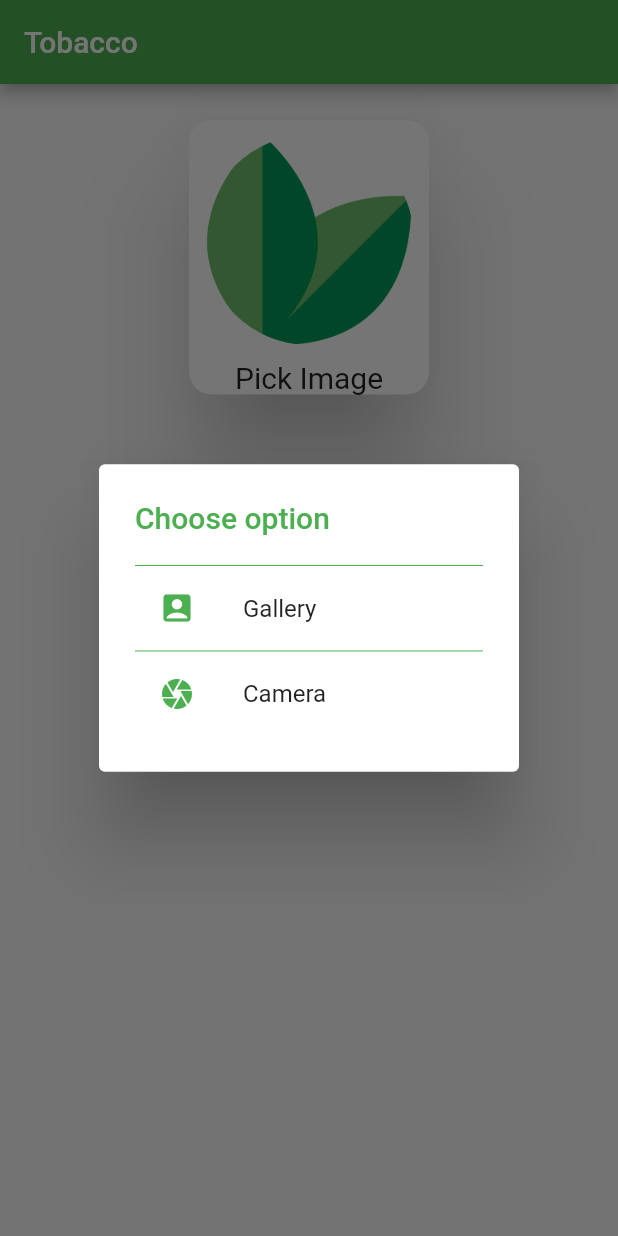
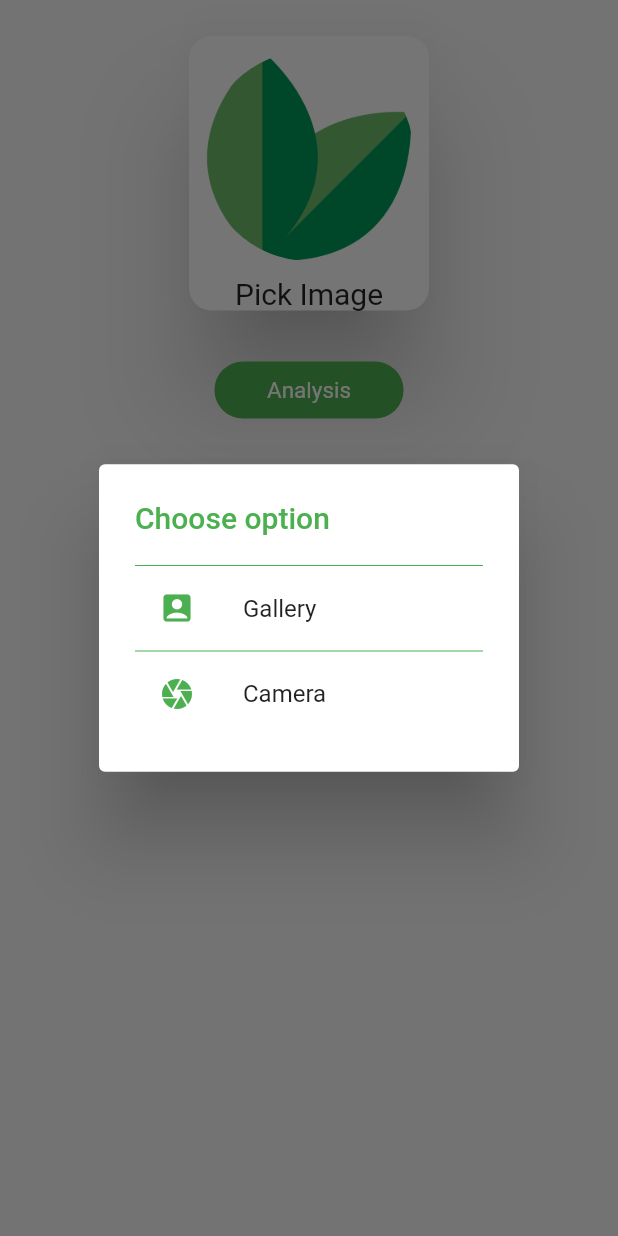
Before and after one commit to erenkaraboga/TobaccoApp, a Flutter app: the PostData screen opened directly, after a tap on "Pick Image", on a phone screen of 412 x 824 dp. Run offline on Flutter 3.47's test engine with Material 2 defaults, Android fonts, the phone set to English and light mode, and no system bars; our stand-ins replace curved_navigation_bar, dio, focused_menu, image_picker, syncfusion_flutter_charts; missing offline and left inert: cloudinary_sdk; network calls fail.

```diff
--- a/lib/view/DetailPage.dart
+++ b/lib/view/DetailPage.dart
@@ -1,13 +1,8 @@
-
 
 import 'package:flutter/material.dart';
-
 import 'package:syncfusion_flutter_charts/charts.dart';
-import 'package:syncfusion_flutter_charts/sparkcharts.dart';
-
 import '../model/DatabaseModel.dart';
 class DetailPage extends StatefulWidget {
-
   DetailPage({Key? key, required this.details}) : super(key: key);
   final List<LeafDetails>? details;
   @override
--- a/lib/view/PostImage.dart
+++ b/lib/view/PostImage.dart
@@ -13,16 +13,101 @@ class PostData extends StatefulWidget {
 }
 class _PostDataState extends State<PostData> {
   late RequestService serviceHelper;
-
   double? CCT=0.0;
   String? textCCT="__";
-
   String? url ="";
   File? image;
   final scaffoldKey = GlobalKey<ScaffoldState>();
   @override
   void initState() {
     serviceHelper= RequestService();
+  }
+  @override
+  Widget build(BuildContext context) {
+    return Scaffold(
+      resizeToAvoidBottomInset: false,
+      key: scaffoldKey,
+      body: Column(
+        children: [
+          Form(
+            child: Center(
+              child: Column(
+                children: [
+                  const SizedBox(height: 20,),
+                  InkWell(
+                      onTap: (){
+                        _showChoiceDialog(context);
+                      },
+                      child: ImagePickerCircleButton
+                  ),
+                  const SizedBox(height: 30),
+                  SendButton(),
+                  const SizedBox(height: 30),
+                  Card(
+                  shadowColor: Colors.green,
+                    child: Text("CCT = " + textCCT.toString(),textAlign: TextAlign.values.first,style: const TextStyle(
+                      fontSize: 20,
+                    ),
+                    ),
+                  )
+                ],
+              ),
+            ),
+          ),
+        ],
+      ),
+    );
+  }
+  InkWell SendButton() {
+    return InkWell(
+                  onTap: (){
+                    if(image!=null){
+                      var uploadResult=serviceHelper.uploadImage(image);
+                      uploadResult.then((value) => {
+                        url=value.url
+                      });
+                      var CCTresult = serviceHelper.calculateCCT(image);
+                      CCTresult.then((value) => {
+                        if(value.cct!>0){
+                          setState(() {
+                            CCT = value.cct;
+                            textCCT=value.cct.toString();
+                          }),
+                          ScaffoldMessenger.of(context).showSnackBar(
+                              const SnackBar(content: Text("Calculated Succesfuly"))),
+                          serviceHelper.createDetail(1, CCT!, url!, DateTime.now())
+                        }
+                        else{
+                          ScaffoldMessenger.of(context).showSnackBar(
+                              const SnackBar(content: Text("Error")))
+                        }});
+                    }else {
+                      ScaffoldMessenger.of(context).showSnackBar(
+                          const SnackBar(content: Text("Resim Seçiniz")));
+                    }
+                  },
+                  child: Container(
+                    margin: EdgeInsetsDirectional.fromSTEB(0, 0, 0, 0),
+                    padding:  EdgeInsetsDirectional.fromSTEB(35, 10, 35, 10),
+                    decoration: BoxDecoration(
+                      borderRadius: BorderRadius.circular(20),
+                      color: Colors.green
+                    ),
+                    child: Text("Analysis",style: TextStyle(color: Colors.white,fontSize: 15),),
+                  ),
+    );
+  }
+
+  Future getImage(ImageSource source) async {
+    final pickedFile = await ImagePicker().pickImage(source: source);
+    if(pickedFile==null){
+      image=null;
+    }
+    final tempImage= File(pickedFile!.path);
+    setState(() {
+      image = tempImage;
+      Navigator.pop(context);
+    });
   }
   Future<void>_showChoiceDialog(BuildContext context)
   {
@@ -54,54 +139,6 @@ class _PostDataState extends State<PostData> {
         ),
       );
     });
-  }
-  Future getImage(ImageSource source) async {
-    final pickedFile = await ImagePicker().pickImage(source: source);
-    if(pickedFile==null){
-      image=null;
-    }
-    final tempImage= File(pickedFile!.path);
-    setState(() {
-      image = tempImage;
-      Navigator.pop(context);
-    });
-  }
-  @override
-  Widget build(BuildContext context) {
-    return Scaffold(
-      appBar: AppBar(title: Text("Tobacco"),backgroundColor: Colors.green,),
-      resizeToAvoidBottomInset: false,
-      key: scaffoldKey,
-      body: Column(
-        children: [
-          Form(
-            child: Center(
-              child: Column(
-                children: [
-                  const SizedBox(height: 20,),
-                  InkWell(
-                      onTap: (){
-                        _showChoiceDialog(context);
-                      },
-                      child: ImagePickerCircleButton
-                  ),
-                  const SizedBox(height: 30),
-                  SendIconButton,
-                  Card(
-                  shadowColor: Colors.green,
-                    child: Text("CCT = " + textCCT.toString(),textAlign: TextAlign.values.first,style: const TextStyle(
-                      fontSize: 20,
-
-                    ),
-                    ),
-                  )
-                ],
-              ),
-            ),
-          ),
-        ],
-      ),
-    );
   }
   Card get ImagePickerCircleButton{
     return Card(
@@ -137,38 +174,5 @@ class _PostDataState extends State<PostData> {
         )
     );
   }
-  IconButton get SendIconButton{
-    return  IconButton(
-        iconSize: 60,
-        onPressed: (){
-          if(image!=null){
-            var uploadResult=serviceHelper.uploadImage(image);
-            uploadResult.then((value) => {
-              url=value.url
-            });
-            var CCTresult = serviceHelper.calculateCCT(image);
-            CCTresult.then((value) => {
-              if(value.cct!>0){
-                setState(() {
-                  CCT = value.cct;
-                  textCCT=value.cct.toString();
-                }),
-                scaffoldKey.currentState?.showSnackBar(
-                    const SnackBar(content: Text("Calculated Succesfuly"))),
-                    serviceHelper.createDetail(1, CCT!, url!, DateTime.now())
-              }
-              else{
-                scaffoldKey.currentState?.showSnackBar(
-                const SnackBar(content: Text("Error")))
-              }
-            }
-            );
-          }else{
-            scaffoldKey.currentState?.showSnackBar(
-                const SnackBar(content: Text("Resim Seçiniz")));
-          }
-        },
-        icon: Image.asset("assets/icons/calculator.png",height: 50,width: 60,)
-    );
-  }
+
 }
--- a/pubspec.yaml
+++ b/pubspec.yaml
@@ -43,6 +43,8 @@ dependencies:
   cloudinary_sdk: ^3.0.1+7
   syncfusion_flutter_charts: ^20.1.47+1
   intl: ^0.17.0
+  flutter_speed_dial: ^6.0.0
+  focused_menu: ^1.0.5
 
 dev_dependencies:
   flutter_test:
```
Also changed, not shown: lib/main.dart (+3 -5 lines), lib/service/RequestServiceHelper.dart (+24 -17 lines), lib/view/CrudLeaf.dart (added, +105 -0 lines), lib/view/GetLeafs.dart (deleted, +0 -89 lines), lib/view/HomePage.dart (+28 -34 lines), lib/view/deneme.dart (deleted, +0 -30 lines), lib/view/SampleView.dart (deleted), pubspec.lock.
